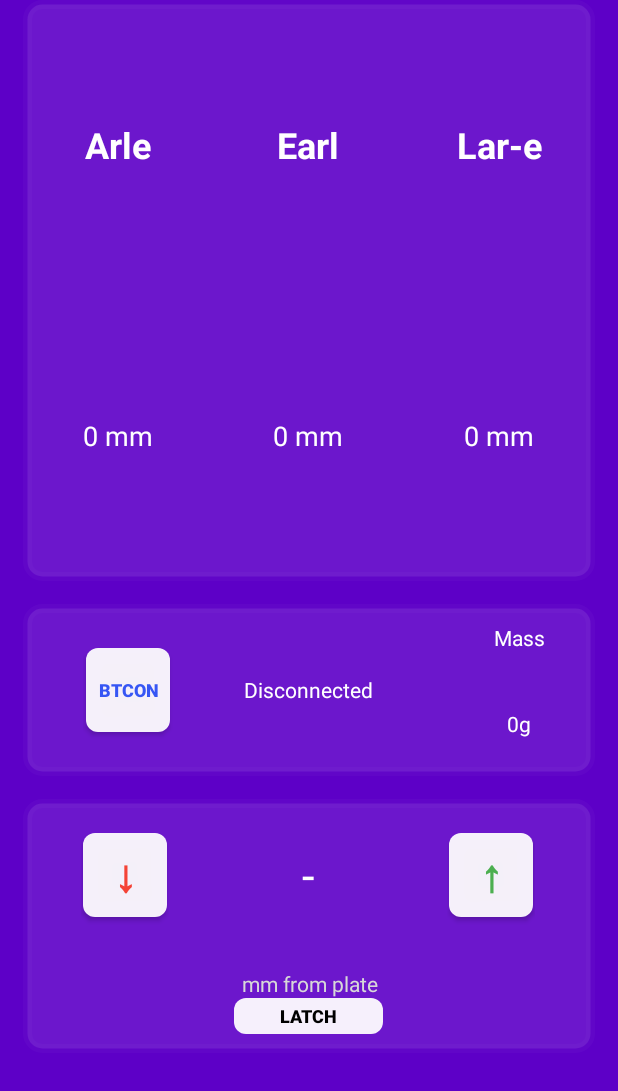
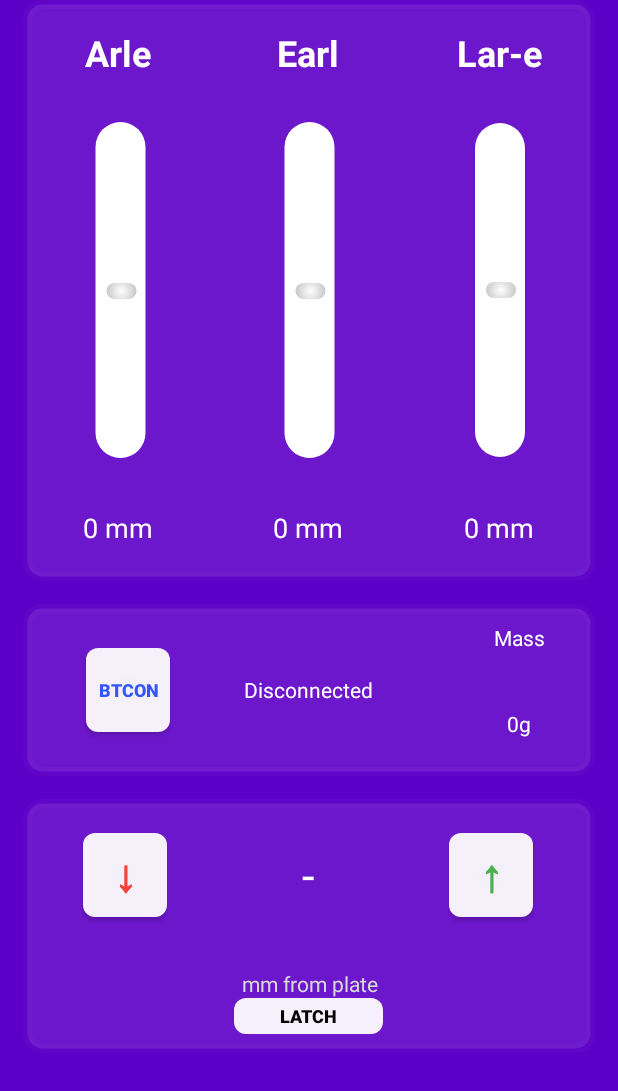
Before and after one commit to mmcassa/ECE4960, an Android app: the screen it shows after launch (MainActivity), on a phone screen of 412 x 824 dp, the part 145-1236 px from its top. Run offline under Robolectric (Android 15) with nearby library versions, the phone set to English and light mode, and no system bars; Roboto replaces fonts that are not available here.

Commit message:
Update activity_main.xml

```diff
--- a/BearingSD/app/src/main/res/layout/activity_main.xml
+++ b/BearingSD/app/src/main/res/layout/activity_main.xml
@@ -110,7 +110,6 @@
                     android:layout_weight="7"
                     android:clickable="false"
                     android:contextClickable="false"
-                    android:visibility="gone"
                     android:orientation="horizontal">
 
                     <SeekBar
@@ -387,6 +386,7 @@
                             android:layout_weight="2"
                             android:ems="10"
                             android:maxLength="5"
+                            android:text="0.0"
                             android:singleLine="true"
                             android:textAlignment="center"
                             android:textColor="@color/textPrimary"
```
